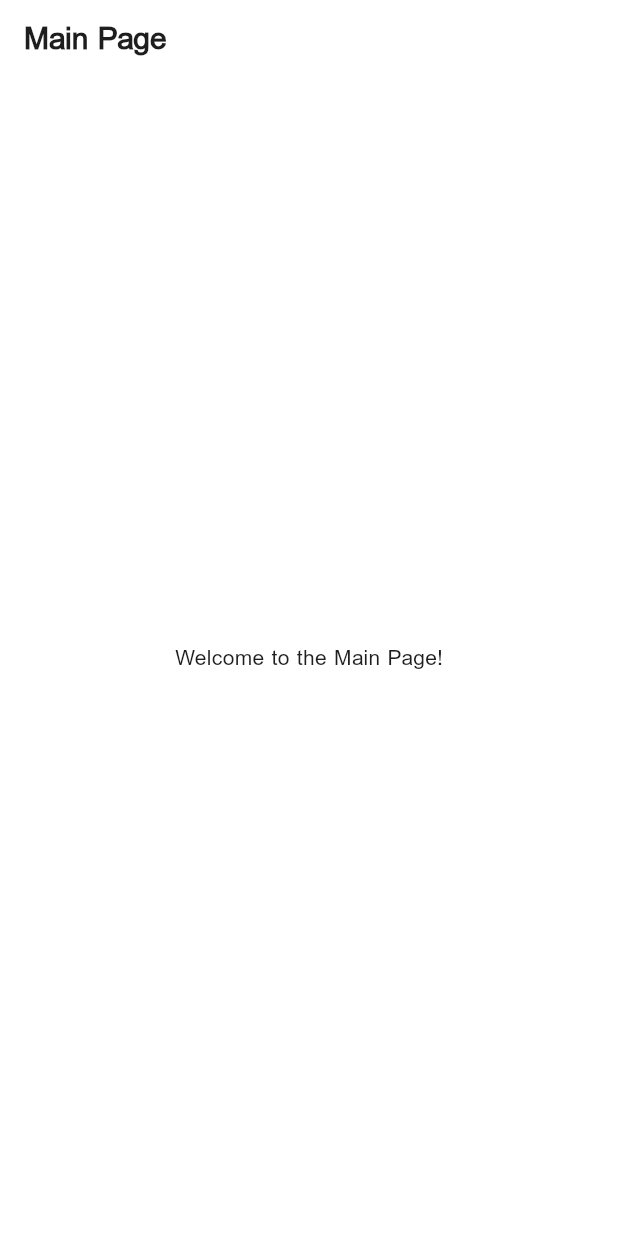
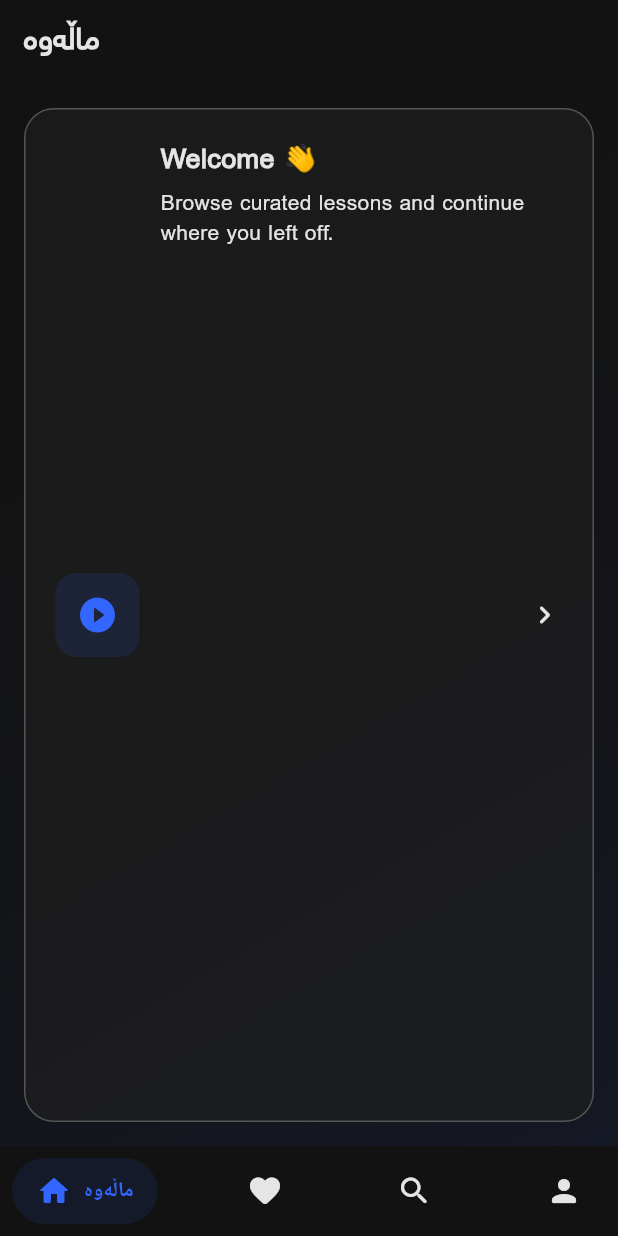
Before and after one commit to DilanGhareeb/teach_flix, a Flutter app: the screen it shows after launch, on a phone screen of 412 x 824 dp. Run offline on Flutter 3.47's test engine with Material 3 defaults, Android fonts, the light colour scheme and no system bars; drawn by our look-alikes of salomon_bottom_bar; our stand-ins replace flutter_riverpod; missing offline and left inert: flutter_kurdish_localization; statements that could not run were skipped.

Commit message:
Creating the base page.

```diff
--- a/lib/main.dart
+++ b/lib/main.dart
@@ -31,7 +31,7 @@ class MyApp extends StatelessWidget {
         KurdishCupertinoLocalizations.delegate,
         KurdishWidgetLocalizations.delegate,
       ],
-      theme: AppTheme.lightTheme('ku'),
+      theme: AppTheme.darkTheme('ckb'),
       home: MainPage(),
     );
   }
--- a/lib/src/config/app_theme.dart
+++ b/lib/src/config/app_theme.dart
@@ -1,19 +1,15 @@
 import 'package:flutter/material.dart';
 
 class AppTheme {
-  // Core Colors
   static const Color primaryColor = Color(0xFF3366FF);
   static const Color secondaryColor = Color(0xFFFF3B30);
 
-  // Backgrounds
   static const Color lightBackgroundColor = Color(0xFFFFFFFF);
   static const Color darkBackgroundColor = Color(0xFF121212);
 
-  // Card surfaces
   static const Color lightCardColor = Color(0xFFF5F7FA);
   static const Color darkCardColor = Color(0xFF1E1E1E);
 
-  // Text colors
   static const Color lightPrimaryText = Color(0xFF1E1E1E);
   static const Color lightSecondaryText = Color(0xFF4A4A4A);
   static const Color lightHintText = Color(0xFF9B9B9B);
@@ -21,11 +17,16 @@ class AppTheme {
   static const Color darkPrimaryText = Color(0xFFE5E5E5);
   static const Color darkSecondaryText = Color(0xFFCCCCCC);
 
-  // Input fill
   static const Color lightInputFill = Color(0xFFF0F0F0);
 
+  // Pick a family based on locale
+  static String _familyFor(String locale) =>
+      (locale == 'ckb' || locale == 'ar') ? 'NRT' : 'RobotoCustom';
+
   static ThemeData lightTheme(String locale) {
+    final family = _familyFor(locale);
     return ThemeData(
+      useMaterial3: true,
       brightness: Brightness.light,
       primaryColor: primaryColor,
       colorScheme: ColorScheme.light(
@@ -35,6 +36,7 @@ class AppTheme {
         onSurface: lightPrimaryText,
       ),
       scaffoldBackgroundColor: lightBackgroundColor,
+      fontFamily: family,
       appBarTheme: AppBarTheme(
         backgroundColor: lightBackgroundColor,
         elevation: 0,
@@ -42,31 +44,27 @@ class AppTheme {
         titleTextStyle: TextStyle(
           color: lightPrimaryText,
           fontSize: 20,
-          fontWeight: FontWeight.bold,
-          fontFamily: locale == 'ku' || locale == 'ar' ? 'NRT' : 'Roboto',
+          fontWeight: FontWeight.w700,
+          fontFamily: family,
         ),
       ),
-      fontFamily: locale == 'ku' || locale == 'ar' ? 'NRT' : 'Roboto',
       textTheme: TextTheme(
         titleLarge: TextStyle(
-          fontFamily: (locale == 'ku' || locale == 'ar')
-              ? 'NRTBOLD'
-              : 'RobotoBold',
-          fontWeight: FontWeight.bold,
+          fontFamily: family,
+          fontWeight: FontWeight.w700,
           color: lightPrimaryText,
         ),
         bodyLarge: TextStyle(
-          fontFamily: (locale == 'ku' || locale == 'ar')
-              ? 'NRTBOLD'
-              : 'RobotoBold',
+          fontFamily: family,
+          fontWeight: FontWeight.w500,
           color: lightSecondaryText,
         ),
         bodySmall: TextStyle(
-          fontFamily: (locale == 'ku' || locale == 'ar') ? 'NRT' : 'Roboto',
+          fontFamily: family,
+          fontWeight: FontWeight.w400,
           color: lightHintText,
         ),
       ),
-
       cardTheme: CardThemeData(
         color: lightCardColor,
         shadowColor: Colors.black12,
@@ -91,18 +89,22 @@ class AppTheme {
           shape: RoundedRectangleBorder(borderRadius: BorderRadius.circular(8)),
         ),
       ),
-      bottomNavigationBarTheme: BottomNavigationBarThemeData(
+      bottomNavigationBarTheme:
+          const BottomNavigationBarThemeData(
+            showUnselectedLabels: true,
+            elevation: 8,
+          ).copyWith(
             backgroundColor: lightCardColor,
             selectedItemColor: primaryColor,
             unselectedItemColor: Colors.grey,
-        showUnselectedLabels: true,
-        elevation: 8,
           ),
     );
   }
 
   static ThemeData darkTheme(String locale) {
+    final family = _familyFor(locale);
     return ThemeData(
+      useMaterial3: true,
       brightness: Brightness.dark,
       primaryColor: primaryColor,
       colorScheme: ColorScheme.dark(
@@ -112,36 +114,33 @@ class AppTheme {
         onSurface: darkPrimaryText,
       ),
       scaffoldBackgroundColor: darkBackgroundColor,
+      fontFamily: family,
       appBarTheme: AppBarTheme(
         backgroundColor: darkBackgroundColor,
         elevation: 0,
         iconTheme: const IconThemeData(color: darkPrimaryText),
         titleTextStyle: TextStyle(
-          fontFamily: locale == 'ku' || locale == 'ar' ? 'NRT' : 'Roboto',
+          fontFamily: family,
           color: darkPrimaryText,
           fontSize: 20,
-          fontWeight: FontWeight.bold,
+          fontWeight: FontWeight.w700,
         ),
       ),
-
-      fontFamily: locale == 'ku' || locale == 'ar' ? 'NRT' : 'Roboto',
       textTheme: TextTheme(
         titleLarge: TextStyle(
-          fontFamily: (locale == 'ku' || locale == 'ar')
-              ? 'NRTBOLD'
-              : 'RobotoBold',
-          fontWeight: FontWeight.bold,
-          color: lightPrimaryText,
+          fontFamily: family,
+          fontWeight: FontWeight.w700,
+          color: darkPrimaryText,
         ),
         bodyLarge: TextStyle(
-          fontFamily: (locale == 'ku' || locale == 'ar')
-              ? 'NRTBOLD'
-              : 'RobotoBold',
-          color: lightSecondaryText,
+          fontFamily: family,
+          fontWeight: FontWeight.w500,
+          color: darkSecondaryText,
         ),
         bodySmall: TextStyle(
-          fontFamily: (locale == 'ku' || locale == 'ar') ? 'NRT' : 'Roboto',
-          color: lightHintText,
+          fontFamily: family,
+          fontWeight: FontWeight.w400,
+          color: darkSecondaryText,
         ),
       ),
       cardTheme: CardThemeData(
@@ -168,12 +167,14 @@ class AppTheme {
           shape: RoundedRectangleBorder(borderRadius: BorderRadius.circular(8)),
         ),
       ),
-      bottomNavigationBarTheme: BottomNavigationBarThemeData(
+      bottomNavigationBarTheme:
+          const BottomNavigationBarThemeData(
+            showUnselectedLabels: true,
+            elevation: 8,
+          ).copyWith(
             backgroundColor: darkCardColor,
             selectedItemColor: primaryColor,
             unselectedItemColor: Colors.grey,
-        showUnselectedLabels: true,
-        elevation: 8,
           ),
     );
   }
--- a/lib/src/fatures/common/presentation/pages/main_page.dart
+++ b/lib/src/fatures/common/presentation/pages/main_page.dart
@@ -1,13 +1,227 @@
 import 'package:flutter/material.dart';
+import 'package:salomon_bottom_bar/salomon_bottom_bar.dart';
+import 'package:teach_flix/src/l10n/app_localizations.dart';
 
-class MainPage extends StatelessWidget {
+class MainPage extends StatefulWidget {
   const MainPage({super.key});
 
   @override
+  State<MainPage> createState() => _MainPageState();
+}
+
+class _MainPageState extends State<MainPage> {
+  final _pageCtrl = PageController();
+  int _index = 0;
+
+  @override
+  void dispose() {
+    _pageCtrl.dispose();
+    super.dispose();
+  }
+
+  @override
   Widget build(BuildContext context) {
+    final t = AppLocalizations.of(context)!;
+    final cs = Theme.of(context).colorScheme;
+
+    final bgGradient = LinearGradient(
+      begin: Alignment.topLeft,
+      end: Alignment.bottomRight,
+      colors: [
+        cs.surfaceContainerHighest.withOpacity(0.0),
+        cs.primaryContainer.withOpacity(0.08),
+      ],
+    );
+
     return Scaffold(
-      appBar: AppBar(title: const Text('Main Page')),
-      body: const Center(child: Text('Welcome to the Main Page!')),
+      appBar: AppBar(
+        elevation: 0,
+        centerTitle: false,
+        titleSpacing: 16,
+        backgroundColor: Colors.transparent,
+        title: Text(
+          t.home,
+          style: TextStyle(fontWeight: FontWeight.w700, color: cs.onSurface),
+        ),
+      ),
+      body: Container(
+        decoration: BoxDecoration(gradient: bgGradient),
+        child: PageView(
+          controller: _pageCtrl,
+          physics: const BouncingScrollPhysics(),
+          onPageChanged: (i) => setState(() => _index = i),
+          children: const [
+            _HomePage(),
+            _LikesPage(),
+            _SearchPage(),
+            _ProfilePage(),
+          ],
+        ),
+      ),
+      bottomNavigationBar: SalomonBottomBar(
+        currentIndex: _index,
+        onTap: (i) {
+          setState(() => _index = i);
+          _pageCtrl.animateToPage(
+            i,
+            duration: const Duration(milliseconds: 320),
+            curve: Curves.easeOutCubic,
+          );
+        },
+        selectedItemColor: cs.primary,
+        unselectedItemColor: cs.onSurfaceVariant,
+        items: [
+          SalomonBottomBarItem(
+            icon: const Icon(Icons.home_rounded),
+            title: Text(t.home),
+            selectedColor: cs.primary,
+          ),
+          SalomonBottomBarItem(
+            icon: const Icon(Icons.favorite_rounded),
+            title: Text(t.likes),
+            selectedColor: Colors.pink,
+          ),
+          SalomonBottomBarItem(
+            icon: const Icon(Icons.search_rounded),
+            title: Text(t.search),
+            selectedColor: Colors.orange,
+          ),
+          SalomonBottomBarItem(
+            icon: const Icon(Icons.person_rounded),
+            title: Text(t.profile),
+            selectedColor: Colors.teal,
+          ),
+        ],
+      ),
     );
   }
 }
+
+class _HomePage extends StatelessWidget {
+  const _HomePage();
+
+  @override
+  Widget build(BuildContext context) {
+    final cs = Theme.of(context).colorScheme;
+    return Align(
+      alignment: Alignment.topCenter,
+      child: Padding(
+        padding: const EdgeInsets.all(16),
+        child: _WelcomeCard(
+          title: 'Welcome 👋',
+          subtitle: 'Browse curated lessons and continue where you left off.',
+          icon: Icons.play_circle_fill_rounded,
+          tint: cs.primary,
+        ),
+      ),
+    );
+  }
+}
+
+class _LikesPage extends StatelessWidget {
+  const _LikesPage();
+
+  @override
+  Widget build(BuildContext context) {
+    return const _CenteredText('Your liked lessons will appear here.');
+  }
+}
+
+class _SearchPage extends StatelessWidget {
+  const _SearchPage();
+
+  @override
+  Widget build(BuildContext context) {
+    return const _CenteredText(
+      'Search across courses, instructors, and topics.',
+    );
+  }
+}
+
+class _ProfilePage extends StatelessWidget {
+  const _ProfilePage();
+
+  @override
+  Widget build(BuildContext context) {
+    return const _CenteredText('Manage your profile, downloads, and settings.');
+  }
+}
+
+class _CenteredText extends StatelessWidget {
+  final String text;
+  const _CenteredText(this.text);
+
+  @override
+  Widget build(BuildContext context) {
+    final cs = Theme.of(context).colorScheme;
+    return Center(
+      child: Text(
+        text,
+        textAlign: TextAlign.center,
+        style: TextStyle(color: cs.onSurfaceVariant, fontSize: 16),
+      ),
+    );
+  }
+}
+
+class _WelcomeCard extends StatelessWidget {
+  final String title;
+  final String subtitle;
+  final IconData icon;
+  final Color tint;
+
+  const _WelcomeCard({
+    required this.title,
+    required this.subtitle,
+    required this.icon,
+    required this.tint,
+  });
+
+  @override
+  Widget build(BuildContext context) {
+    final cs = Theme.of(context).colorScheme;
+    return Container(
+      width: double.infinity,
+      padding: const EdgeInsets.all(20),
+      decoration: BoxDecoration(
+        color: cs.surfaceContainerHighest.withOpacity(0.7),
+        borderRadius: BorderRadius.circular(20),
+        border: Border.all(color: cs.outlineVariant.withOpacity(0.25)),
+      ),
+      child: Row(
+        children: [
+          Container(
+            padding: const EdgeInsets.all(14),
+            decoration: BoxDecoration(
+              color: tint.withOpacity(0.12),
+              borderRadius: BorderRadius.circular(14),
+            ),
+            child: Icon(icon, size: 28, color: tint),
+          ),
+          const SizedBox(width: 14),
+          Expanded(
+            child: Column(
+              crossAxisAlignment: CrossAxisAlignment.start,
+              children: [
+                Text(
+                  title,
+                  style: TextStyle(
+                    fontWeight: FontWeight.w700,
+                    fontSize: 18,
+                    color: cs.onSurface,
+                  ),
+                ),
+                const SizedBox(height: 6),
+                Text(
+                  subtitle,
+                  style: TextStyle(fontSize: 14, color: cs.onSurfaceVariant),
+                ),
+              ],
+            ),
+          ),
+          const Icon(Icons.chevron_right_rounded),
+        ],
+      ),
+    );
+  }
+}
--- a/lib/src/l10n/app_ckb.arb
+++ b/lib/src/l10n/app_ckb.arb
@@ -1,4 +1,8 @@
 {
   "@@locale": "ckb",
-  "helloWorld": "سڵاو جیهان!"
+  "helloWorld": "سڵاو جیهان!",
+  "home": "ماڵەوە",
+  "likes": "دوست‌داشتن",
+  "search": "گەڕان",
+  "profile": "پرۆفایل"
 }
--- a/lib/src/l10n/app_localizations.dart
+++ b/lib/src/l10n/app_localizations.dart
@@ -103,6 +103,30 @@ abstract class AppLocalizations {
   /// In en, this message translates to:
   /// **'Hello World!'**
   String get helloWorld;
+
+  /// Home page title
+  ///
+  /// In en, this message translates to:
+  /// **'Home'**
+  String get home;
+
+  /// Likes page title
+  ///
+  /// In en, this message translates to:
+  /// **'Likes'**
+  String get likes;
+
+  /// Search page title
+  ///
+  /// In en, this message translates to:
+  /// **'Search'**
+  String get search;
+
+  /// Profile page title
+  ///
+  /// In en, this message translates to:
+  /// **'Profile'**
+  String get profile;
 }
 
 class _AppLocalizationsDelegate
```
Also changed, not shown: lib/src/l10n/app_en.arb (+16 -0 lines), lib/src/l10n/app_localizations_ckb.dart (+12 -0 lines), lib/src/l10n/app_localizations_en.dart (+12 -0 lines), pubspec.yaml (+10 -5 lines), pubspec.lock. Lines whose indentation alone changed are shown as unchanged.
